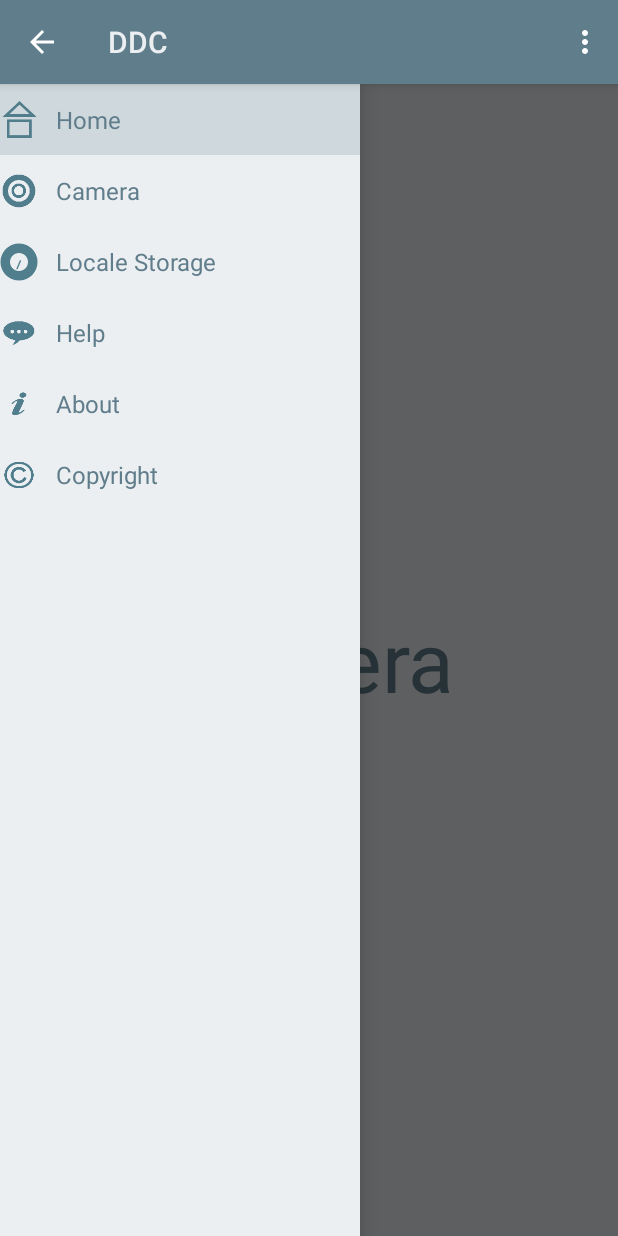
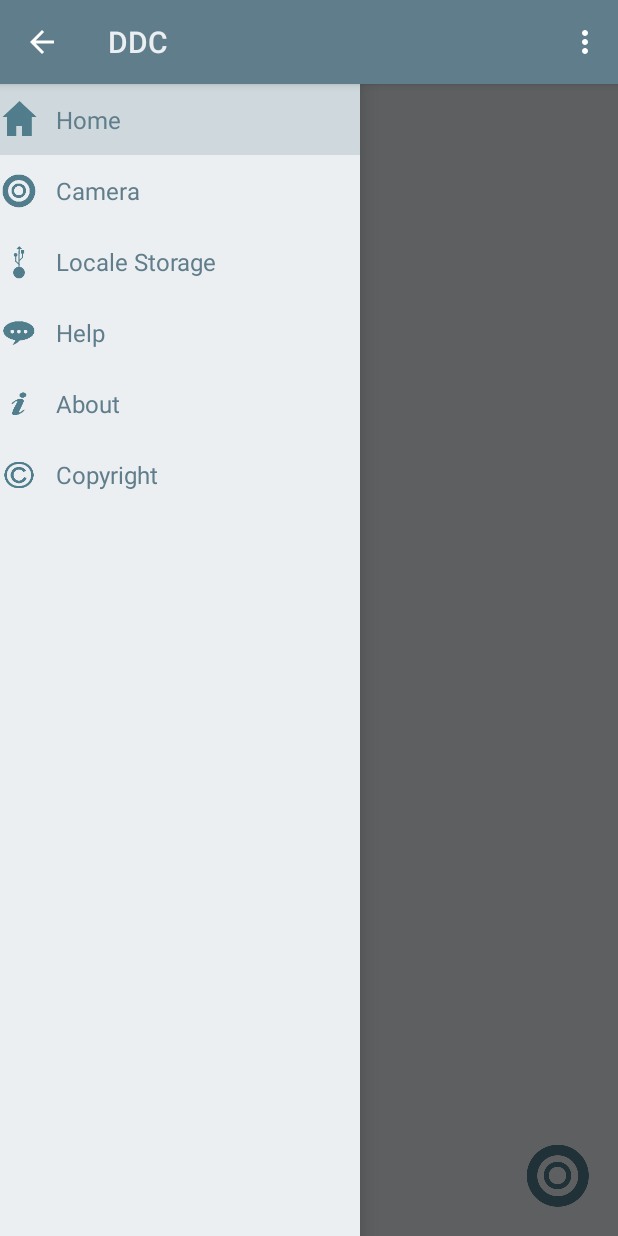
Before and after one commit to GrkRise/ddc, an Android app: the fragment CameraFragment placed in its activity, on a phone screen of 412 x 824 dp. Run offline under Robolectric (Android 15) with nearby library versions, the phone set to English and light mode, and no system bars; 3 statements that could not run were skipped.

Commit message:
UI
update icons and start develop cam

```diff
--- a/app/src/main/java/com/example/grk_rise/ddc/CameraFragment.java
+++ b/app/src/main/java/com/example/grk_rise/ddc/CameraFragment.java
@@ -1,12 +1,23 @@
 package com.example.grk_rise.ddc;
 
 
+import android.content.Context;
+import android.content.Intent;
+import android.content.pm.PackageManager;
+import android.graphics.Bitmap;
 import android.os.Bundle;
 import android.app.Fragment;
+import android.provider.MediaStore;
 import android.support.annotation.Nullable;
 import android.view.LayoutInflater;
 import android.view.View;
 import android.view.ViewGroup;
+import android.widget.Button;
+import android.widget.ImageButton;
+import android.widget.ImageView;
+import android.widget.Toast;
+
+import java.io.File;
 
 
 /**
@@ -14,19 +25,45 @@ import android.view.ViewGroup;
  */
 public class CameraFragment extends HomeActivity.PlaceholderFragment {
 
+    static final int CAMERA_RESULT = 11111;
+    private ImageView imageView;
+    private ImageButton imageButton;
 
     public CameraFragment() {
         // Required empty public constructor
+        super();
+    }
+
+
+
+
+    @Override
+    public void onActivityResult(int requestCode, int resultCode, Intent data)
+    {
+
+        if (requestCode == CAMERA_RESULT)
+        {
+            Bitmap img = (Bitmap) data.getExtras().get("data");
+            imageView.setImageBitmap(img);
+        }
+
     }
 
 
     @Nullable
     @Override
     public View onCreateView(LayoutInflater inflater, ViewGroup container, Bundle savedInstanceState) {
-        View rootView = inflater.inflate(R.layout.fragment_camera,
+
+
+        View rootView = null;
+        rootView = inflater.inflate(R.layout.fragment_camera,
                 container, false);
+
+
         return rootView;
     }
 
 
+
+
 }
--- a/app/src/main/java/com/example/grk_rise/ddc/HomeActivity.java
+++ b/app/src/main/java/com/example/grk_rise/ddc/HomeActivity.java
@@ -1,6 +1,8 @@
 package com.example.grk_rise.ddc;
 
 import android.app.Activity;
+import android.content.Intent;
+import android.provider.MediaStore;
 import android.support.v7.app.ActionBarActivity;
 import android.support.v7.app.ActionBar;
 import android.support.v4.app.Fragment;
@@ -34,6 +36,7 @@ public class HomeActivity extends ActionBarActivity
      */
     private CharSequence mTitle;
     Fragment fragment;
+
 
     @Override
     protected void onCreate(Bundle savedInstanceState) {
@@ -130,6 +133,7 @@ public class HomeActivity extends ActionBarActivity
      * A placeholder fragment containing a simple view.
      */
     public static class PlaceholderFragment extends Fragment {
+
         /**
          * The fragment argument representing the section number for this
          * fragment.
--- a/app/src/main/res/layout/fragment_camera.xml
+++ b/app/src/main/res/layout/fragment_camera.xml
@@ -14,6 +14,27 @@ android:background="@color/background">
     android:layout_centerInParent="true"
     android:textColor="@color/back_text"
     android:textSize="@dimen/logo_text"
+    android:visibility="invisible"
     />
 
+    <ImageView
+        android:layout_width="wrap_content"
+        android:layout_height="wrap_content"
+        android:gravity="center"
+        android:layout_centerInParent="true"
+        android:id="@+id/camshot"
+        />
+
+    <ImageButton
+        android:layout_width="wrap_content"
+        android:layout_height="wrap_content"
+        android:gravity="center"
+        android:layout_alignParentBottom="true"
+        android:layout_alignParentRight="true"
+        android:id="@+id/button"
+        android:background="@color/background"
+        android:src="@drawable/ic_camera"/>
+
+
+
 </RelativeLayout>
```
Also changed, not shown: app/src/main/res/drawable-hdpi/ic_hamburger.png, app/src/main/res/drawable-hdpi/ic_home.png, app/src/main/res/drawable-hdpi/ic_ls.png, app/src/main/res/drawable-mdpi/ic_hamburger.png, app/src/main/res/drawable-mdpi/ic_home.png, app/src/main/res/drawable-mdpi/ic_ls.png, app/src/main/res/drawable-xhdpi/ic_hamburger.png, app/src/main/res/drawable-xhdpi/ic_home.png, app/src/main/res/drawable-xhdpi/ic_ls.png, app/src/main/res/drawable-xxhdpi/ic_hamburger.png, app/src/main/res/drawable-xxhdpi/ic_home.png, app/src/main/res/drawable-xxhdpi/ic_ls.png, 7 other files.
